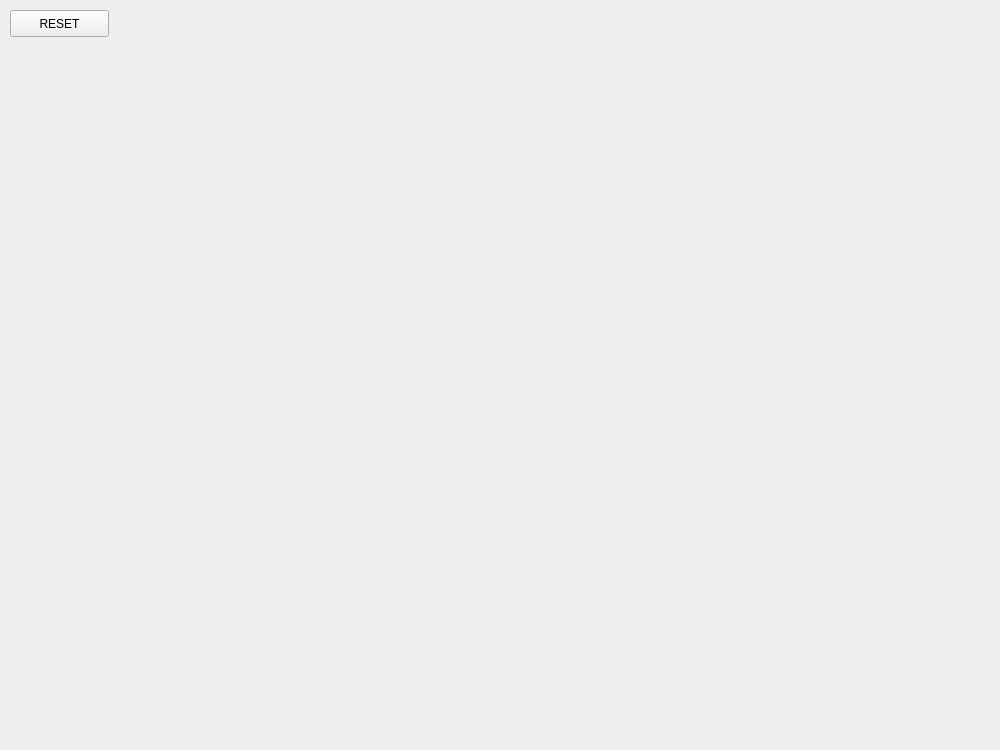
tjakubo/apollo, file gamewindow.ui: the form before one commit.
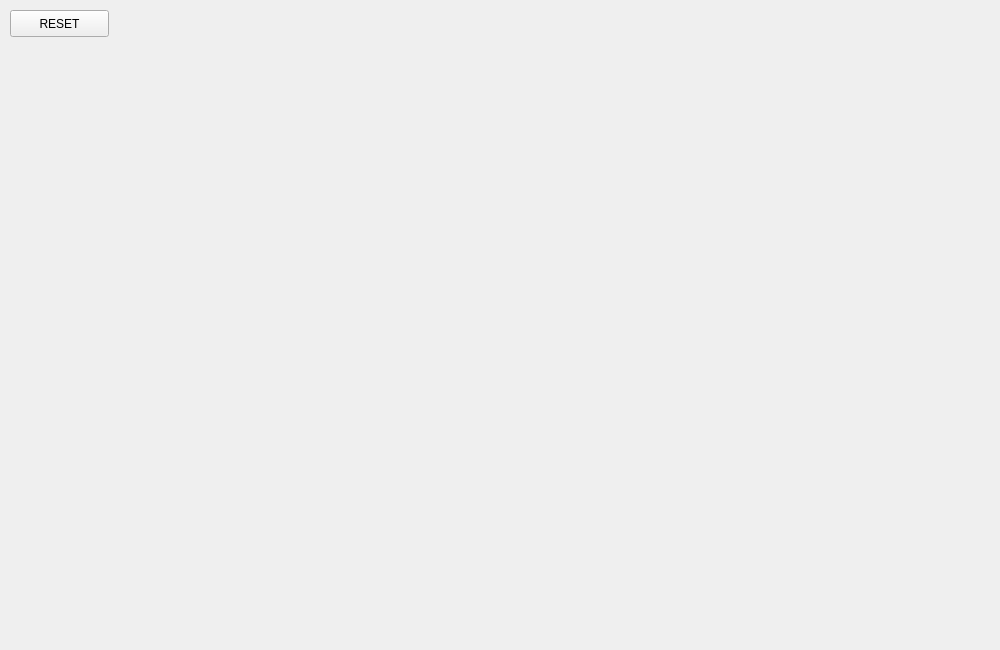
The form after the commit.

Commit message: Porzadny silnik (czesc)

Diff of the .ui file:
```diff
--- a/gamewindow.ui
+++ b/gamewindow.ui
@@ -7,19 +7,19 @@
     <x>0</x>
     <y>0</y>
     <width>1000</width>
-    <height>750</height>
+    <height>650</height>
    </rect>
   </property>
   <property name="minimumSize">
    <size>
     <width>1000</width>
-    <height>750</height>
+    <height>650</height>
    </size>
   </property>
   <property name="maximumSize">
    <size>
     <width>1000</width>
-    <height>750</height>
+    <height>650</height>
    </size>
   </property>
   <property name="windowTitle">
```
The commit also changes 2 other files.
